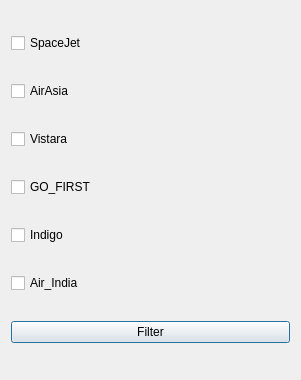
The window that filterdialog.ui (ivankratyuk/Ticket-Selector-Cpp-project) describes before a commit, drawn with Qt 5.
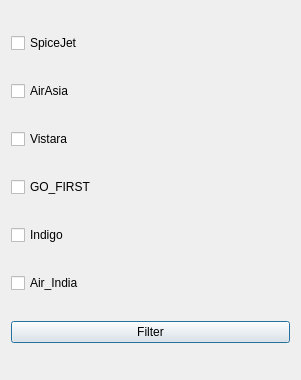
The same window after the commit.

The edit to the form file:
```diff
--- a/filterdialog.ui
+++ b/filterdialog.ui
@@ -17,7 +17,7 @@
    <item>
     <widget class="QCheckBox" name="checkBoxSpaceJ">
      <property name="text">
-      <string>SpaceJet</string>
+      <string>SpiceJet</string>
      </property>
     </widget>
    </item>
```
